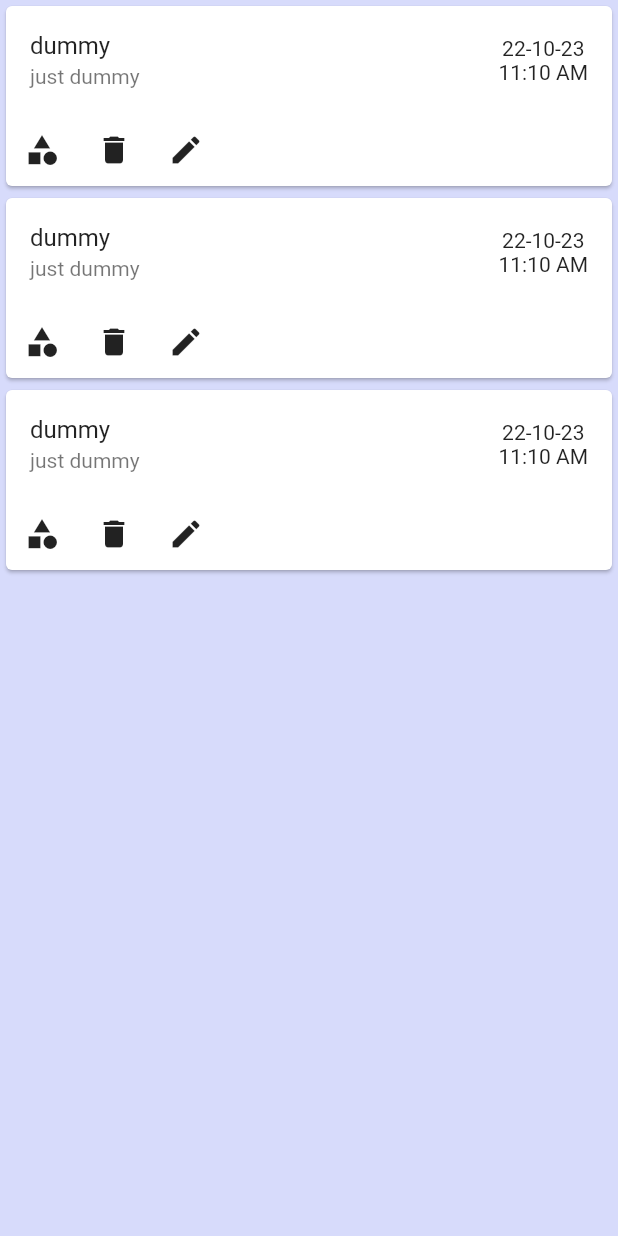
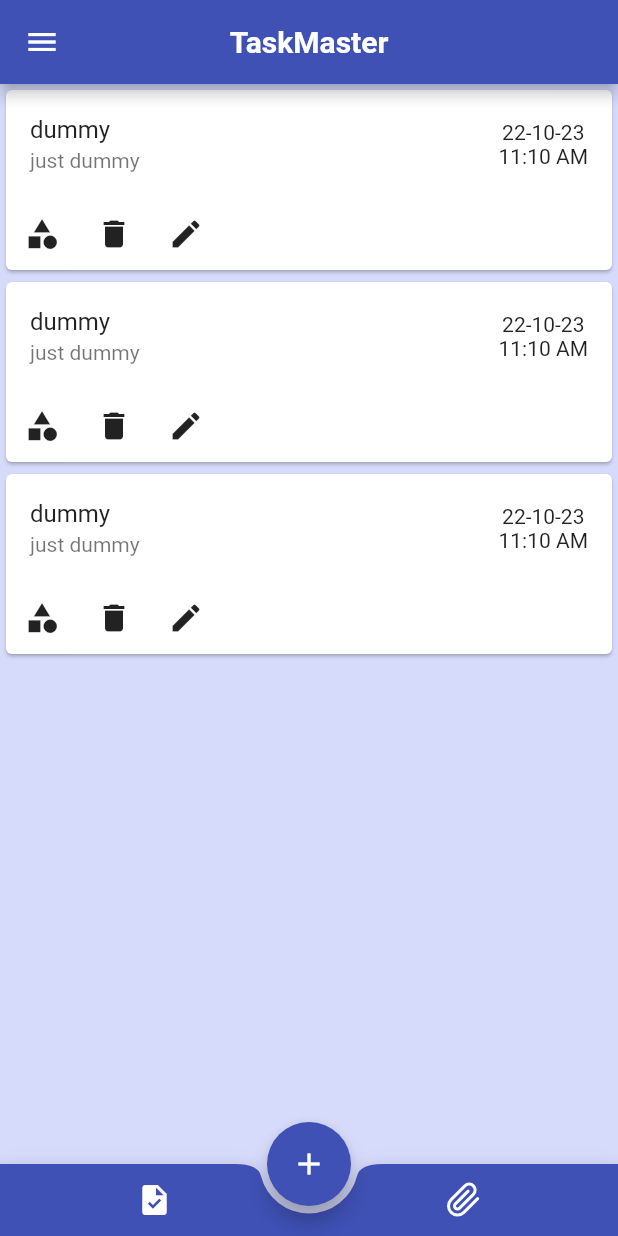
Before and after one commit to Jayakrishnan-manoj/TaskMaster, a Flutter app: the screen it shows after launch, after a tap on "Sign In", after a tap on the "task" icon, on a phone screen of 412 x 824 dp. Run offline on Flutter 3.47's test engine with Material 2 defaults, Android fonts, the phone set to English and light mode, and no system bars; our stand-ins replace firebase_auth, firebase_core, flutter_feather_icons; accounts and stored records are empty; network calls fail.

Commit message:
setup screens

```diff
--- a/lib/screens/home_screen.dart
+++ /dev/null
@@ -1,51 +0,0 @@
-import 'package:flutter/material.dart';
-import 'package:flutter/src/widgets/container.dart';
-import 'package:flutter/src/widgets/framework.dart';
-import 'package:flutter_feather_icons/flutter_feather_icons.dart';
-import 'package:task_master/screens/notes_screen.dart';
-import 'package:task_master/screens/task_screen.dart';
-import 'package:task_master/widgets/bottom_navigation.dart';
-import 'package:task_master/widgets/reusables.dart';
-
-class HomeScreen extends StatelessWidget {
-  const HomeScreen({super.key});
-
-  static ValueNotifier<int> selectedIndex = ValueNotifier(0);
-
-  final _screens = const [
-    TaskScreen(),
-    NotesScreen(),
-  ];
-
-  @override
-  Widget build(BuildContext context) {
-    return Scaffold(
-      appBar: AppBar(
-        title: const Text(
-          "TaskMaster",
-          style: TextStyle(
-            color: Colors.white,
-            fontWeight: FontWeight.bold,
-          ),
-        ),
-        backgroundColor: Theme.of(context).primaryColor,
-        centerTitle: true,
-      ),
-      floatingActionButton: FloatingActionButton(
-        onPressed: () {},
-        backgroundColor: Theme.of(context).primaryColor,
-        child: const Icon(Icons.add),
-      ),
-      floatingActionButtonLocation: FloatingActionButtonLocation.centerDocked,
-      bottomNavigationBar: BottomNavigation(),
-      body: SafeArea(
-        child: ValueListenableBuilder(
-          valueListenable: selectedIndex,
-          builder: (BuildContext ctx, int updatedIndex, _) {
-            return _screens[updatedIndex];
-          },
-        ),
-      ),
-    );
-  }
-}
--- a/lib/screens/sign_in.dart
+++ b/lib/screens/sign_in.dart
@@ -1,6 +1,5 @@
 import 'package:flutter/gestures.dart';
 import 'package:flutter/material.dart';
-import 'package:task_master/screens/home_screen.dart';
 import 'package:task_master/screens/sign_up.dart';
 import 'package:task_master/screens/task_screen.dart';
 import 'package:task_master/services/firefunctions.dart';
@@ -113,7 +112,7 @@ class _SignInScreenState extends State<SignInScreen> {
                           )),
                       onPressed: () {
                         auth.loginUser(email, password);
-                        nextScreenReplace(context,const HomeScreen());
+                        nextScreenReplace(context,const TaskScreen());
                       },
                       child: const Text(
                         "Sign In",
--- a/lib/screens/sign_up.dart
+++ b/lib/screens/sign_up.dart
@@ -155,7 +155,7 @@ class _SignUpScreenState extends State<SignUpScreen> {
                         recognizer: TapGestureRecognizer()
                           ..onTap = () => nextScreenReplace(
                                 context,
-                                const SignInScreen(),
+                                const SignUpScreen(),
                               ),
                       ),
                     ],
--- a/lib/screens/task_screen.dart
+++ b/lib/screens/task_screen.dart
@@ -1,6 +1,9 @@
 import 'package:flutter/material.dart';
 import 'package:flutter_feather_icons/flutter_feather_icons.dart';
+import 'package:task_master/widgets/app_drawer.dart';
 import 'package:task_master/widgets/task_card.dart';
+
+import '../widgets/bottom_navigation.dart';
 
 class TaskScreen extends StatefulWidget {
   const TaskScreen({super.key});
@@ -13,6 +16,25 @@ class _TaskScreenState extends State<TaskScreen> {
   @override
   Widget build(BuildContext context) {
     return Scaffold(
+      drawer: AppDrawer(),
+      appBar: AppBar(
+        title: const Text(
+          "TaskMaster",
+          style: TextStyle(
+            color: Colors.white,
+            fontWeight: FontWeight.bold,
+          ),
+        ),
+        backgroundColor: Theme.of(context).primaryColor,
+        centerTitle: true,
+      ),
+      floatingActionButton: FloatingActionButton(
+        onPressed: () {},
+        backgroundColor: Theme.of(context).primaryColor,
+        child: const Icon(Icons.add),
+      ),
+      floatingActionButtonLocation: FloatingActionButtonLocation.centerDocked,
+      bottomNavigationBar: BottomNavigation(),
       body: Column(
         children: [
           TaskCard(title: "dummy",brief: "just dummy",date: "22-10-23",time: "11:10 AM",),
--- a/lib/widgets/bottom_navigation.dart
+++ b/lib/widgets/bottom_navigation.dart
@@ -1,6 +1,6 @@
 import 'package:flutter/material.dart';
 import 'package:flutter_feather_icons/flutter_feather_icons.dart';
-import 'package:task_master/screens/home_screen.dart';
+import 'package:task_master/screens/notes_screen.dart';
 import 'package:task_master/widgets/reusables.dart';
 
 import '../screens/task_screen.dart';
@@ -10,9 +10,6 @@ class BottomNavigation extends StatelessWidget {
 
   @override
   Widget build(BuildContext context) {
-    return ValueListenableBuilder(
-        valueListenable: HomeScreen.selectedIndex,
-        builder: (BuildContext ctx, int updatedIndex, Widget? _) {
     return BottomAppBar(
       color: Theme.of(context).primaryColor,
       shape: const CircularNotchedRectangle(),
@@ -22,14 +19,14 @@ class BottomNavigation extends StatelessWidget {
         mainAxisAlignment: MainAxisAlignment.spaceAround,
         children: [
           IconButton(
-              onPressed:()=> nextScreen(context, TaskScreen()),
+            onPressed: () => nextScreenReplace(context, const TaskScreen()),
             icon: const Icon(
               Icons.task,
               color: Colors.white,
             ),
           ),
           IconButton(
-              onPressed: () {},
+            onPressed: () => nextScreenReplace(context, const NotesScreen()),
             icon: const Icon(
               FeatherIcons.paperclip,
               color: Colors.white,
@@ -38,6 +35,5 @@ class BottomNavigation extends StatelessWidget {
         ],
       ),
     );
-        });
   }
 }
```
Also changed, not shown: lib/screens/notes_screen.dart (+25 -3 lines), lib/widgets/app_drawer.dart (added, +11 -0 lines). Lines whose indentation alone changed are shown as unchanged.
